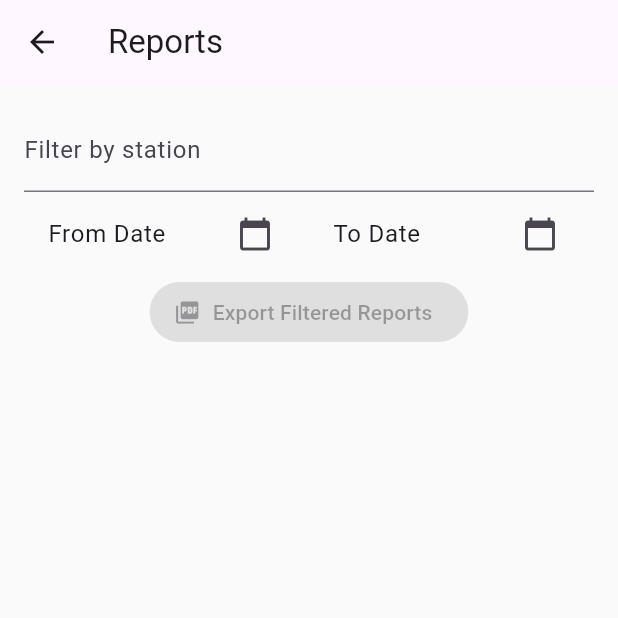
After one commit to Amankumaraman/digital_score_card_flutter, a Flutter app: the screen it shows after launch, after a tap on "Start Scoring", after a tap on "View Past Reports", on a phone screen of 412 x 824 dp, the top half of it. The commit adds this screen. Run offline on Flutter 3.47's test engine with Material 3 defaults, Android fonts, the phone set to English and light mode, and no system bars; our stand-ins replace pdf, printing, shared_preferences; network calls fail.

Commit message:
Updated Features

```diff
--- a/lib/main.dart
+++ b/lib/main.dart
@@ -2,17 +2,30 @@ import 'package:flutter/material.dart';
 import 'package:provider/provider.dart';
 import 'providers/score_provider.dart';
 import 'screens/home_screen.dart';
+import 'screens/report_list_screen.dart';
 
 void main() {
-  runApp(
-    ChangeNotifierProvider(
+  runApp(MyApp());
+}
+
+class MyApp extends StatelessWidget {
+  @override
+  Widget build(BuildContext context) {
+    return ChangeNotifierProvider(
       create: (_) => ScoreProvider(),
       child: MaterialApp(
+        debugShowCheckedModeBanner: false,
         title: 'Digital Score Card',
-        theme: ThemeData(primarySwatch: Colors.indigo),
-        home: HomeScreen(),
-        debugShowCheckedModeBanner: false,
+        theme: ThemeData(
+          primarySwatch: Colors.indigo,
+          scaffoldBackgroundColor: Colors.grey[50],
+        ),
+        initialRoute: '/',
+        routes: {
+          '/': (context) => HomeScreen(),
+          '/reports': (context) => ReportListScreen(),
+        },
       ),
-    ),
-  );
+    );
+  }
 }
--- a/lib/screens/home_screen.dart
+++ b/lib/screens/home_screen.dart
@@ -1,6 +1,8 @@
+// 📁 lib/screens/home_screen.dart
 import 'package:flutter/material.dart';
 import 'package:intl/intl.dart';
 import 'form_screen.dart';
+import 'report_list_screen.dart'; // <-- Import the report screen
 
 class HomeScreen extends StatefulWidget {
   @override
@@ -37,7 +39,8 @@ class _HomeScreenState extends State<HomeScreen> {
                 errorBuilder: (_, __, ___) => Icon(Icons.train, size: 80),
               ),
               SizedBox(height: 20),
-              Text('Start Inspection', style: Theme.of(context).textTheme.titleLarge),
+              Text('Start Inspection',
+                  style: Theme.of(context).textTheme.titleLarge),
               SizedBox(height: 20),
               Form(
                 key: _formKey,
@@ -45,7 +48,8 @@ class _HomeScreenState extends State<HomeScreen> {
                   children: [
                     TextFormField(
                       decoration: InputDecoration(labelText: 'Station Name'),
-                      validator: (v) => v!.isEmpty ? 'Enter station name' : null,
+                      validator: (v) =>
+                      v!.isEmpty ? 'Enter station name' : null,
                       onSaved: (v) => _stationName = v!,
                     ),
                     SizedBox(height: 10),
@@ -61,18 +65,34 @@ class _HomeScreenState extends State<HomeScreen> {
                       icon: Icon(Icons.arrow_forward),
                       label: Text('Start Scoring'),
                       onPressed: () {
-                        if (_formKey.currentState!.validate() && _selectedDate != null) {
+                        if (_formKey.currentState!.validate() &&
+                            _selectedDate != null) {
                           _formKey.currentState!.save();
                           Navigator.push(
                             context,
                             MaterialPageRoute(
                               builder: (_) => FormScreen(
                                 stationName: _stationName,
-                                inspectionDate: DateFormat('yyyy-MM-dd').format(_selectedDate!),
+                                inspectionDate: DateFormat('yyyy-MM-dd')
+                                    .format(_selectedDate!),
                               ),
                             ),
                           );
                         }
+                      },
+                    ),
+                    SizedBox(height: 20),
+
+                    // 🔍 View Past Reports Button
+                    ElevatedButton.icon(
+                      icon: Icon(Icons.folder_open),
+                      label: Text('View Past Reports'),
+                      onPressed: () {
+                        Navigator.push(
+                          context,
+                          MaterialPageRoute(
+                              builder: (_) => ReportListScreen()),
+                        );
                       },
                     ),
                   ],
--- /dev/null
+++ b/lib/screens/report_list_screen.dart
@@ -0,0 +1,122 @@
+// 📁 lib/screens/report_list_screen.dart
+import 'package:flutter/material.dart';
+import 'package:intl/intl.dart';
+import 'package:printing/printing.dart';
+import '../services/report_storage_service.dart';
+import '../services/pdf_generator.dart';
+
+class ReportListScreen extends StatefulWidget {
+  @override
+  _ReportListScreenState createState() => _ReportListScreenState();
+}
+
+class _ReportListScreenState extends State<ReportListScreen> {
+  String _stationFilter = '';
+  DateTime? _fromDate;
+  DateTime? _toDate;
+  List<Map<String, dynamic>> _filteredReports = [];
+
+  @override
+  void initState() {
+    super.initState();
+    _loadReports();
+  }
+
+  Future<void> _loadReports() async {
+    final reports = await ReportStorageService.filterReports(
+      station: _stationFilter.isEmpty ? null : _stationFilter,
+      fromDate: _fromDate,
+      toDate: _toDate,
+    );
+    setState(() {
+      _filteredReports = reports;
+    });
+  }
+
+  Future<void> _pickDate(BuildContext context, bool isFrom) async {
+    final picked = await showDatePicker(
+      context: context,
+      initialDate: DateTime.now(),
+      firstDate: DateTime(2024),
+      lastDate: DateTime(2030),
+    );
+    if (picked != null) {
+      setState(() {
+        if (isFrom) {
+          _fromDate = picked;
+        } else {
+          _toDate = picked;
+        }
+        _loadReports();
+      });
+    }
+  }
+
+  void _exportFilteredAsPdf() async {
+    final pdf = await PdfGenerator.generateFromJson(_filteredReports);
+    await Printing.layoutPdf(onLayout: (format) async => pdf.save());
+  }
+
+  @override
+  Widget build(BuildContext context) {
+    return Scaffold(
+      appBar: AppBar(title: Text('Reports')),
+      body: Padding(
+        padding: const EdgeInsets.all(16.0),
+        child: Column(
+          children: [
+            TextField(
+              decoration: InputDecoration(labelText: 'Filter by station'),
+              onChanged: (val) {
+                _stationFilter = val;
+                _loadReports();
+              },
+            ),
+            Row(
+              children: [
+                Expanded(
+                  child: ListTile(
+                    title: Text(_fromDate == null
+                        ? 'From Date'
+                        : DateFormat('yyyy-MM-dd').format(_fromDate!)),
+                    trailing: Icon(Icons.calendar_today),
+                    onTap: () => _pickDate(context, true),
+                  ),
+                ),
+                Expanded(
+                  child: ListTile(
+                    title: Text(_toDate == null
+                        ? 'To Date'
+                        : DateFormat('yyyy-MM-dd').format(_toDate!)),
+                    trailing: Icon(Icons.calendar_today),
+                    onTap: () => _pickDate(context, false),
+                  ),
+                ),
+              ],
+            ),
+            ElevatedButton.icon(
+              icon: Icon(Icons.picture_as_pdf),
+              label: Text('Export Filtered Reports'),
+              onPressed: _filteredReports.isEmpty ? null : _exportFilteredAsPdf,
+            ),
+            SizedBox(height: 20),
+            Expanded(
+              child: ListView.builder(
+                itemCount: _filteredReports.length,
+                itemBuilder: (_, i) {
+                  final report = _filteredReports[i];
+                  return Card(
+                    child: ListTile(
+                      title: Text(report['stationName'] ?? 'No Station'),
+                      subtitle: Text('Date: ${report['inspectionDate']}'),
+                    ),
+                  );
+                },
+              ),
+            ),
+          ],
+        ),
+      ),
+    );
+  }
+}
--- /dev/null
+++ b/lib/services/report_storage_service.dart
@@ -0,0 +1,39 @@
+// 📁 lib/services/report_storage_service.dart
+import 'dart:convert';
+import 'package:shared_preferences/shared_preferences.dart';
+
+class ReportStorageService {
+  static const _key = 'local_reports';
+
+  // Save a new report (append to list)
+  static Future<void> saveReport(Map<String, dynamic> report) async {
+    final prefs = await SharedPreferences.getInstance();
+    final existing = prefs.getStringList(_key) ?? [];
+    existing.add(jsonEncode(report));
+    await prefs.setStringList(_key, existing);
+  }
+
+  // Load all reports
+  static Future<List<Map<String, dynamic>>> loadReports() async {
+    final prefs = await SharedPreferences.getInstance();
+    final rawList = prefs.getStringList(_key) ?? [];
+    return rawList.map((e) => jsonDecode(e) as Map<String, dynamic>).toList();
+  }
+
+  // Filter reports by station or date range
+  static Future<List<Map<String, dynamic>>> filterReports({
+    String? station,
+    DateTime? fromDate,
+    DateTime? toDate,
+  }) async {
+    final reports = await loadReports();
+    return reports.where((r) {
+      final matchStation = station == null || r['stationName'].toLowerCase().contains(station.toLowerCase());
+      final date = DateTime.tryParse(r['inspectionDate'] ?? '');
+      final matchDate = date != null &&
+          (fromDate == null || date.isAfter(fromDate.subtract(Duration(days: 1)))) &&
+          (toDate == null || date.isBefore(toDate.add(Duration(days: 1))));
+      return matchStation && matchDate;
+    }).toList();
+  }
+}
```
Also changed, not shown: lib/screens/review_screen.dart (+36 -38 lines), lib/services/pdf_generator.dart (+32 -22 lines), pubspec.yaml (+27 -0 lines), pubspec.lock, 1 other file.
